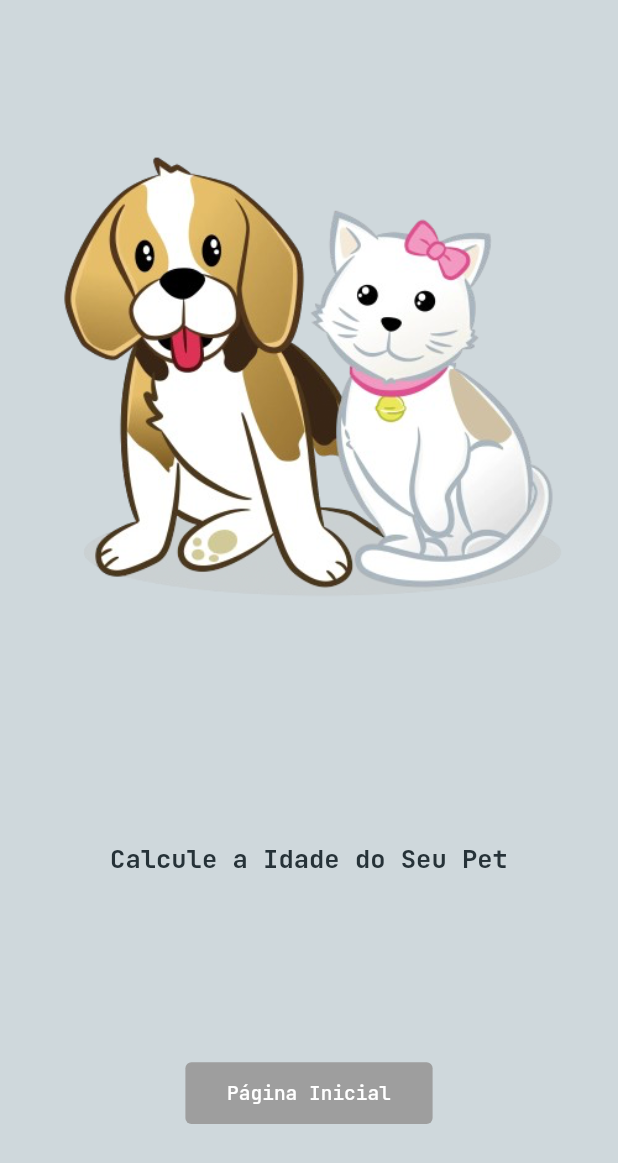
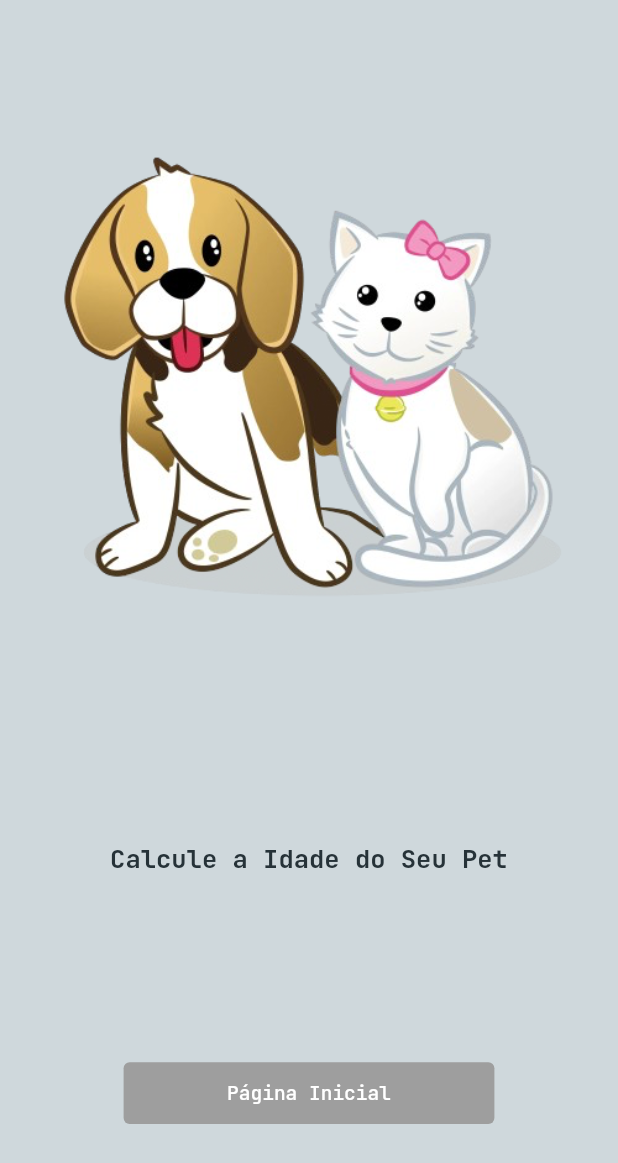
Before and after one commit to Victor-Zarzar/age-pet, a Flutter app: the screen it shows after launch, on a phone screen of 412 x 824 dp. Shown: the top 1163 px of the screen. Run offline on Flutter 3.47's test engine with Material 3 defaults, Android fonts, the phone set to English and light mode, and no system bars; our stand-ins replace google_fonts.

Commit message:
Refactor homepage and intropage

```diff
--- a/lib/pages/IntroPage/intro_page.dart
+++ b/lib/pages/IntroPage/intro_page.dart
@@ -48,7 +48,7 @@ class _IntroPageState extends State<IntroPage> {
                   padding: EdgeInsets.symmetric(
                       horizontal: myWidth * 0.05, vertical: myHeight * 0.030),
                   child: Container(
-                    width: myWidth * 0.4,
+                    width: myWidth * 0.6,
                     height: myHeight * 0.05,
                     decoration: BoxDecoration(
                       color: ButtonColor.primaryColor,
--- a/pubspec.yaml
+++ b/pubspec.yaml
@@ -36,6 +36,7 @@ dependencies:
   # Use with the CupertinoIcons class for iOS style icons.
   cupertino_icons: ^1.0.8
   google_fonts: ^6.2.1
+  persistent_bottom_nav_bar_v2: ^5.2.3
 
 dev_dependencies:
   flutter_test:
```
Also changed, not shown: lib/pages/HomePage/home_page.dart (+11 -3 lines), pubspec.lock.
